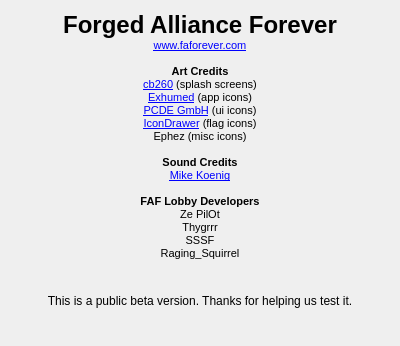
The window that src/_res/client/about.ui (FAForever/client) describes before a commit, drawn with Qt 5.
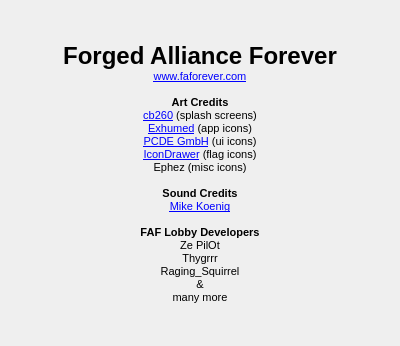
The same window after the commit.

```diff
--- a/src/_res/client/about.ui
+++ b/src/_res/client/about.ui
@@ -37,24 +37,15 @@
 &lt;p align=&quot;center&quot; style=&quot; margin-top:0px; margin-bottom:0px; margin-left:0px; margin-right:0px; -qt-block-indent:0; text-indent:0px;&quot;&gt;&lt;span style=&quot; font-weight:600;&quot;&gt;FAF Lobby Developers&lt;/span&gt;&lt;/p&gt;
 &lt;p align=&quot;center&quot; style=&quot; margin-top:0px; margin-bottom:0px; margin-left:0px; margin-right:0px; -qt-block-indent:0; text-indent:0px;&quot;&gt;Ze PilOt&lt;/p&gt;
 &lt;p align=&quot;center&quot; style=&quot; margin-top:0px; margin-bottom:0px; margin-left:0px; margin-right:0px; -qt-block-indent:0; text-indent:0px;&quot;&gt;Thygrrr&lt;/p&gt;
-&lt;p align=&quot;center&quot; style=&quot; margin-top:0px; margin-bottom:0px; margin-left:0px; margin-right:0px; -qt-block-indent:0; text-indent:0px;&quot;&gt;SSSF&lt;/p&gt;
-&lt;p align=&quot;center&quot; style=&quot; margin-top:0px; margin-bottom:0px; margin-left:0px; margin-right:0px; -qt-block-indent:0; text-indent:0px;&quot;&gt;Raging_Squirrel&lt;/p&gt;&lt;/body&gt;&lt;/html&gt;</string>
+&lt;p align=&quot;center&quot; style=&quot; margin-top:0px; margin-bottom:0px; margin-left:0px; margin-right:0px; -qt-block-indent:0; text-indent:0px;&quot;&gt;Raging_Squirrel&lt;/p&gt;
+&lt;p align=&quot;center&quot; style=&quot; margin-top:0px; margin-bottom:0px; margin-left:0px; margin-right:0px; -qt-block-indent:0; text-indent:0px;&quot;&gt;&amp;amp;&lt;/p&gt;
+&lt;p align=&quot;center&quot; style=&quot; margin-top:0px; margin-bottom:0px; margin-left:0px; margin-right:0px; -qt-block-indent:0; text-indent:0px;&quot;&gt;many more&lt;/p&gt;&lt;/body&gt;&lt;/html&gt;</string>
      </property>
      <property name="openExternalLinks">
       <bool>true</bool>
      </property>
     </widget>
    </item>
-   <item>
-    <widget class="QLabel" name="versionLabel">
-     <property name="text">
-      <string>This is a public beta version. Thanks for helping us test it.</string>
-     </property>
-     <property name="alignment">
-      <set>Qt::AlignCenter</set>
-     </property>
-    </widget>
-   </item>
   </layout>
  </widget>
  <resources/>
```
